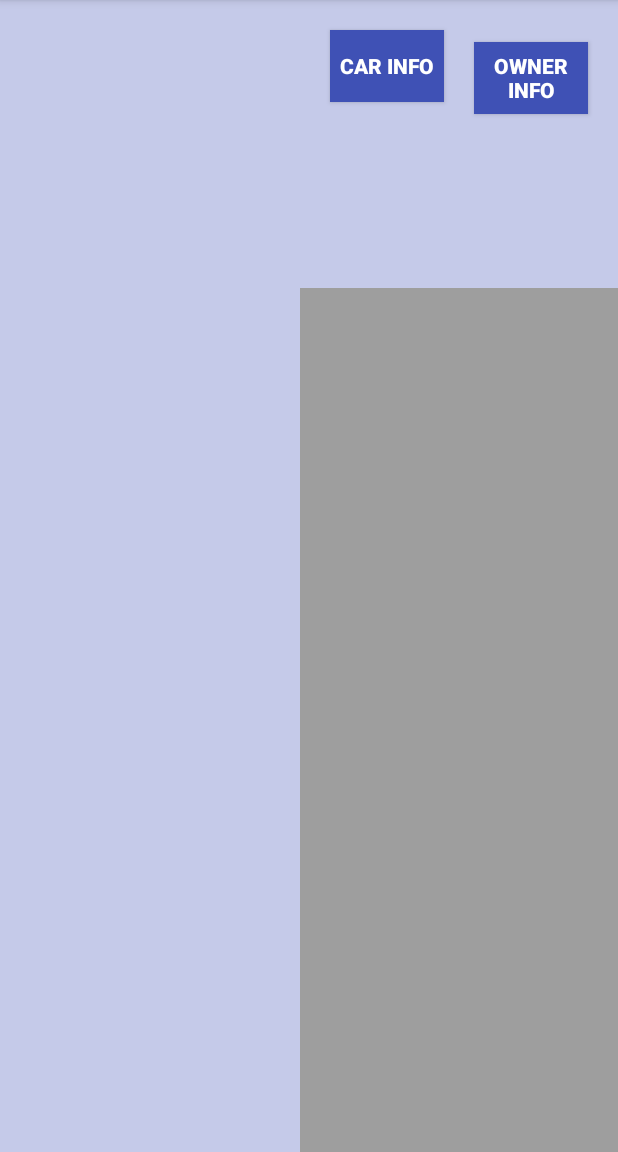
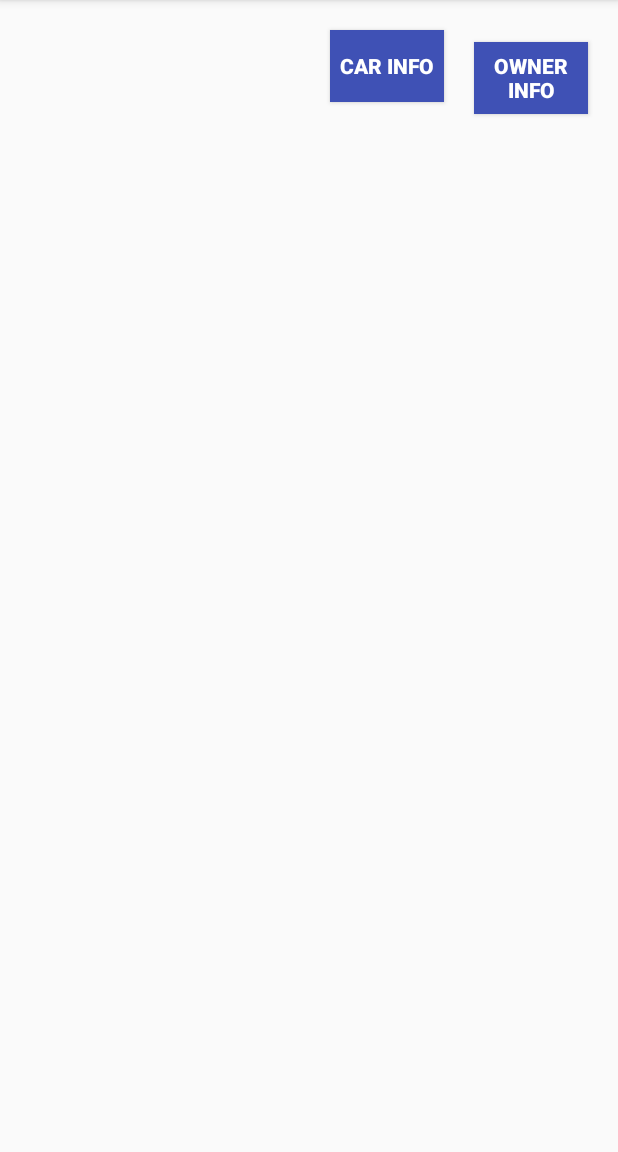
Before and after one commit to joanneong/learning-android, an Android app: the screen it shows after launch (MainActivity), on a phone screen of 412 x 824 dp, the part 84-1236 px from its top. Run offline under Robolectric (Android 15) with nearby library versions, the phone set to English and light mode, and no system bars.

Commit message:
Remove unnecessary colors for fragments

```diff
--- a/FragmentsRecyclerViewChallenge/app/src/main/res/layout/activity_main.xml
+++ b/FragmentsRecyclerViewChallenge/app/src/main/res/layout/activity_main.xml
@@ -4,7 +4,6 @@
     xmlns:tools="http://schemas.android.com/tools"
     android:layout_width="match_parent"
     android:layout_height="match_parent"
-    android:background="@color/colorPrimaryLight"
     android:orientation="horizontal"
     tools:context=".MainActivity">
 
--- a/FragmentsRecyclerViewChallenge/app/src/main/res/layout/fragment_car_info.xml
+++ b/FragmentsRecyclerViewChallenge/app/src/main/res/layout/fragment_car_info.xml
@@ -3,7 +3,6 @@
     xmlns:tools="http://schemas.android.com/tools"
     android:layout_width="match_parent"
     android:layout_height="match_parent"
-    android:background="@color/colorPrimaryDark"
     tools:context=".CarInfoFrag">
 
 </LinearLayout>
--- a/FragmentsRecyclerViewChallenge/app/src/main/res/layout/fragment_list.xml
+++ b/FragmentsRecyclerViewChallenge/app/src/main/res/layout/fragment_list.xml
@@ -3,7 +3,10 @@
     xmlns:tools="http://schemas.android.com/tools"
     android:layout_width="match_parent"
     android:layout_height="match_parent"
-    android:background="@color/colorPrimaryLight"
     tools:context=".ListFrag">
 
+    <androidx.recyclerview.widget.RecyclerView
+        android:id="@+id/list"
+        android:layout_width="match_parent"
+        android:layout_height="match_parent" />
 </LinearLayout>
--- a/FragmentsRecyclerViewChallenge/app/src/main/res/layout/fragment_owner_info.xml
+++ b/FragmentsRecyclerViewChallenge/app/src/main/res/layout/fragment_owner_info.xml
@@ -3,7 +3,6 @@
     xmlns:tools="http://schemas.android.com/tools"
     android:layout_width="match_parent"
     android:layout_height="match_parent"
-    android:background="@color/colorAccent"
     tools:context=".OwnerInfoFrag">
 
 </LinearLayout>
```
